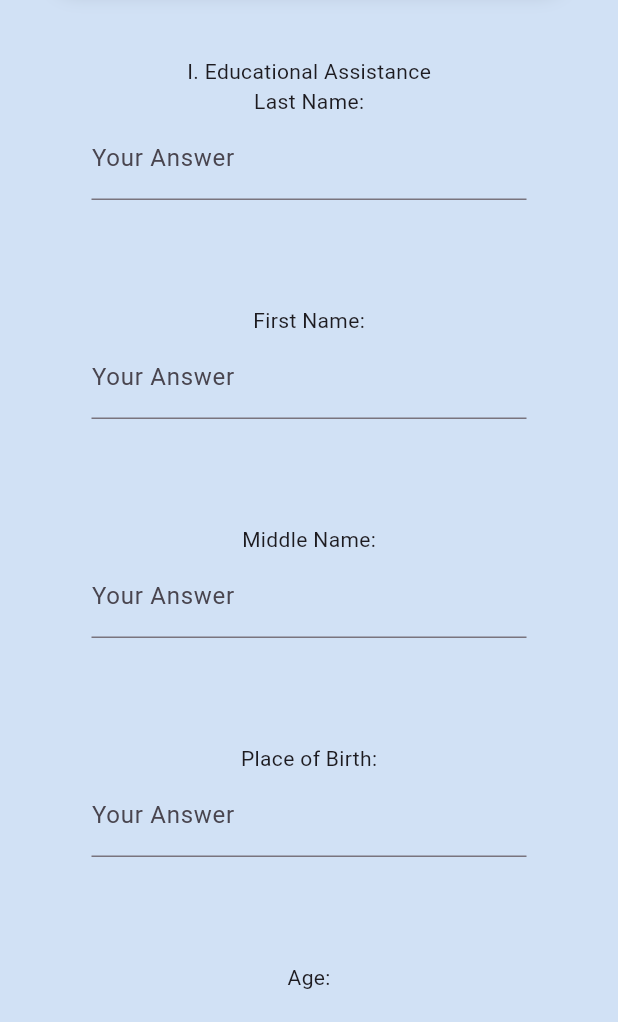
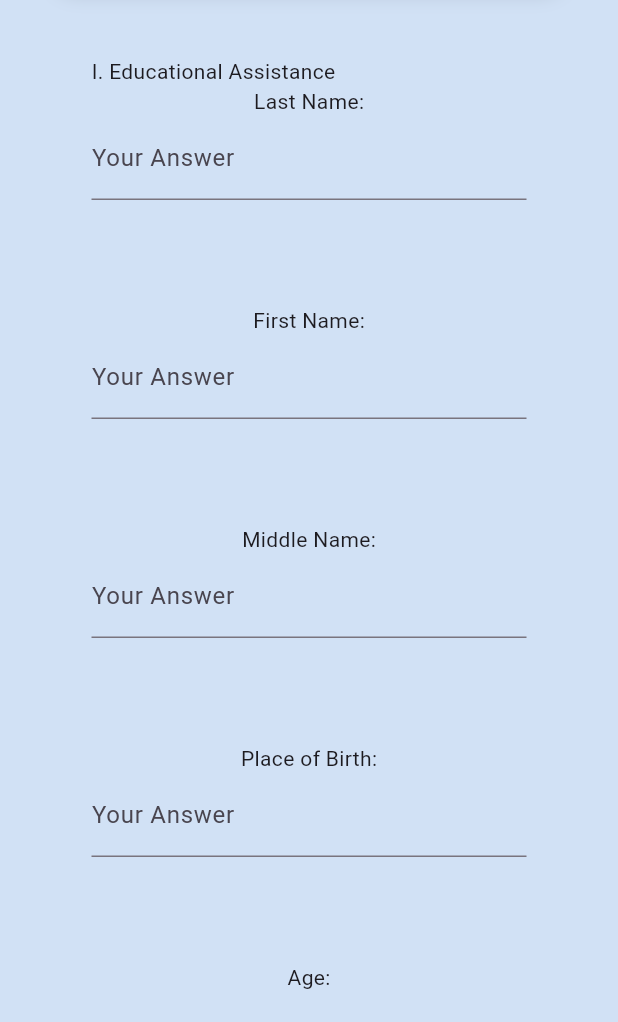
Before and after one commit to Andreicomia11-12/SK-INSIGHT-flutter, a Flutter app: the screen it shows after launch, on a phone screen of 412 x 824 dp, the part 214-1236 px from its top. Run offline on Flutter 3.47's test engine with Material 3 defaults, Android fonts, the phone set to English and light mode, and no system bars; missing offline and left inert: file_selector.

Commit message:
week2 day5

```diff
--- a/lib/pages/educ.dart
+++ b/lib/pages/educ.dart
@@ -187,6 +187,7 @@ class educ extends StatelessWidget {
                           child: Column(
                             children: [
                               Container(
+                                alignment: Alignment.centerLeft,
                                 child: Text('I. Educational Assistance'),
                               ),
                               Container(child: Text('Last Name:')),
@@ -638,9 +639,29 @@ class educ extends StatelessWidget {
                         ),
 
                         Container(
-                          child: ElevatedButton(
-                            onPressed: () {},
-                            child: Text('Submit'),
+                          margin: EdgeInsets.fromLTRB(28, 0, 0, 20),
+                          alignment: Alignment.centerLeft,
+                          child: SizedBox(
+                            width: 100, // Set your desired square size
+                            height: 50,
+                            child: ElevatedButton(
+                              onPressed: () {},
+                              child: Text(
+                                'Submit',
+                                style: TextStyle(
+                                  color: Colors.white,
+                                  fontWeight: FontWeight.bold,
+                                ),
+                              ), // Or your preferred child
+                              style: ElevatedButton.styleFrom(
+                                backgroundColor: Color(0xFF0A2C59),
+                                shape: RoundedRectangleBorder(
+                                  borderRadius: BorderRadius.circular(
+                                    16,
+                                  ), // Adjust for roundness
+                                ),
+                              ),
+                            ),
                           ),
                         ),
                       ],
```
